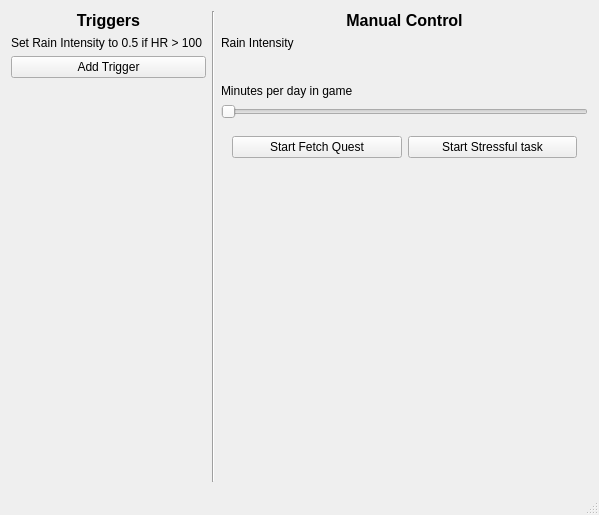
This is API/Bio-MR-API/Bio-MR-API/Biomr.ui in zunyueseattle/Bio-MR as Qt 5 draws it before an edit. The edited form follows.
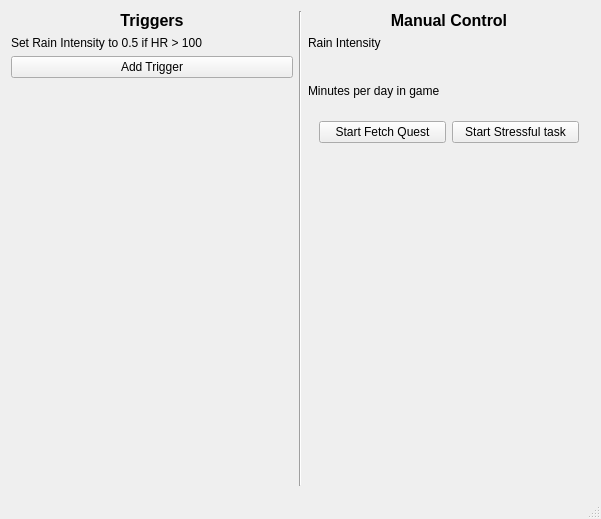
This is the edited form. Custom widgets are drawn as their Qt base class.

Commit message: Added custom slider

```diff
--- a/API/Bio-MR-API/Bio-MR-API/Biomr.ui
+++ b/API/Bio-MR-API/Bio-MR-API/Biomr.ui
@@ -6,8 +6,8 @@
    <rect>
     <x>0</x>
     <y>0</y>
-    <width>599</width>
-    <height>515</height>
+    <width>601</width>
+    <height>519</height>
    </rect>
   </property>
   <property name="windowTitle">
@@ -108,13 +108,7 @@
        </widget>
       </item>
       <item>
-       <widget class="LabeledSlider" name="widget_2" native="true">
-        <property name="minimumSize">
-         <size>
-          <width>0</width>
-          <height>15</height>
-         </size>
-        </property>
+       <widget class="LabeledSlider" name="RainIntensitySlider" native="true">
         <layout class="QHBoxLayout" name="horizontalLayout_3"/>
        </widget>
       </item>
@@ -126,11 +120,7 @@
        </widget>
       </item>
       <item>
-       <widget class="QSlider" name="horizontalSlider_2">
-        <property name="orientation">
-         <enum>Qt::Horizontal</enum>
-        </property>
-       </widget>
+       <widget class="LabeledSlider" name="DayNightCycleSlider" native="true"/>
       </item>
       <item>
        <widget class="QWidget" name="widget" native="true">
```
Left out of the diff: 2 changed lines with no effect on the pictures. The commit also changes 4 other files.
